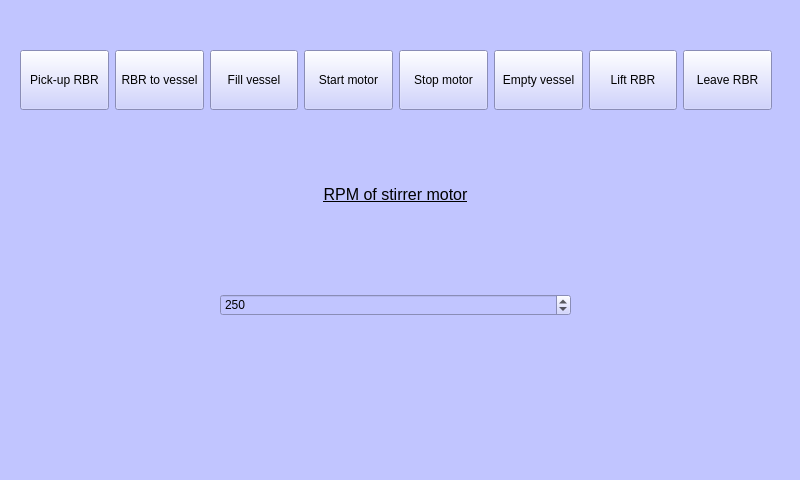
Above: automation/GUI_prototype.ui from AndreasNilsson123/SpinchemDBT23 before the change. Below: the same form after it.
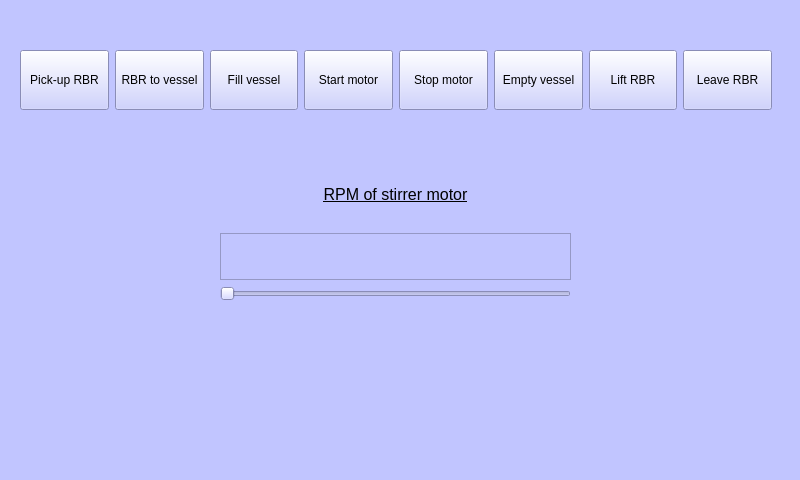
That is the form after the change.

Commit message: Added some code for automation process and fixed stirrerSpeed slider

```diff
--- a/automation/GUI_prototype.ui
+++ b/automation/GUI_prototype.ui
@@ -142,7 +142,7 @@
       <x>220</x>
       <y>180</y>
       <width>351</width>
-      <height>136</height>
+      <height>121</height>
      </rect>
     </property>
     <layout class="QVBoxLayout" name="verticalLayout">
@@ -151,6 +151,9 @@
        <property name="styleSheet">
         <string notr="true">background-color: rgba(255, 255, 255,0);</string>
        </property>
+       <property name="verticalScrollBarPolicy">
+        <enum>Qt::ScrollBarAlwaysOff</enum>
+       </property>
        <property name="html">
         <string>&lt;!DOCTYPE HTML PUBLIC &quot;-//W3C//DTD HTML 4.0//EN&quot; &quot;http://www.w3.org/TR/REC-html40/strict.dtd&quot;&gt;
 &lt;html&gt;&lt;head&gt;&lt;meta name=&quot;qrichtext&quot; content=&quot;1&quot; /&gt;&lt;style type=&quot;text/css&quot;&gt;
@@ -162,18 +165,35 @@
       </widget>
      </item>
      <item>
-      <widget class="QSpinBox" name="spinBox">
+      <widget class="QTextEdit" name="dispStirrerSpeed">
        <property name="styleSheet">
-        <string notr="true">font: 18pt &quot;MS Shell Dlg 2&quot;;</string>
+        <string notr="true">font: 20pt &quot;MS Shell Dlg 2&quot;;</string>
        </property>
+       <property name="verticalScrollBarPolicy">
+        <enum>Qt::ScrollBarAlwaysOff</enum>
+       </property>
+       <property name="readOnly">
+        <bool>true</bool>
+       </property>
+       <property name="html">
+        <string>&lt;!DOCTYPE HTML PUBLIC &quot;-//W3C//DTD HTML 4.0//EN&quot; &quot;http://www.w3.org/TR/REC-html40/strict.dtd&quot;&gt;
+&lt;html&gt;&lt;head&gt;&lt;meta name=&quot;qrichtext&quot; content=&quot;1&quot; /&gt;&lt;style type=&quot;text/css&quot;&gt;
+p, li { white-space: pre-wrap; }
+&lt;/style&gt;&lt;/head&gt;&lt;body style=&quot; font-family:'MS Shell Dlg 2'; font-size:20pt; font-weight:400; font-style:normal;&quot;&gt;
+&lt;p style=&quot;-qt-paragraph-type:empty; margin-top:0px; margin-bottom:0px; margin-left:0px; margin-right:0px; -qt-block-indent:0; text-indent:0px;&quot;&gt;&lt;br /&gt;&lt;/p&gt;&lt;/body&gt;&lt;/html&gt;</string>
+       </property>
+      </widget>
+     </item>
+     <item>
+      <widget class="QSlider" name="stirrerSpeed">
        <property name="minimum">
         <number>50</number>
        </property>
        <property name="maximum">
         <number>1000</number>
        </property>
-       <property name="value">
-        <number>250</number>
+       <property name="orientation">
+        <enum>Qt::Horizontal</enum>
        </property>
       </widget>
      </item>
```
Left out of the diff: 19 changed lines with no effect on the pictures. The commit also changes 2 other files.
